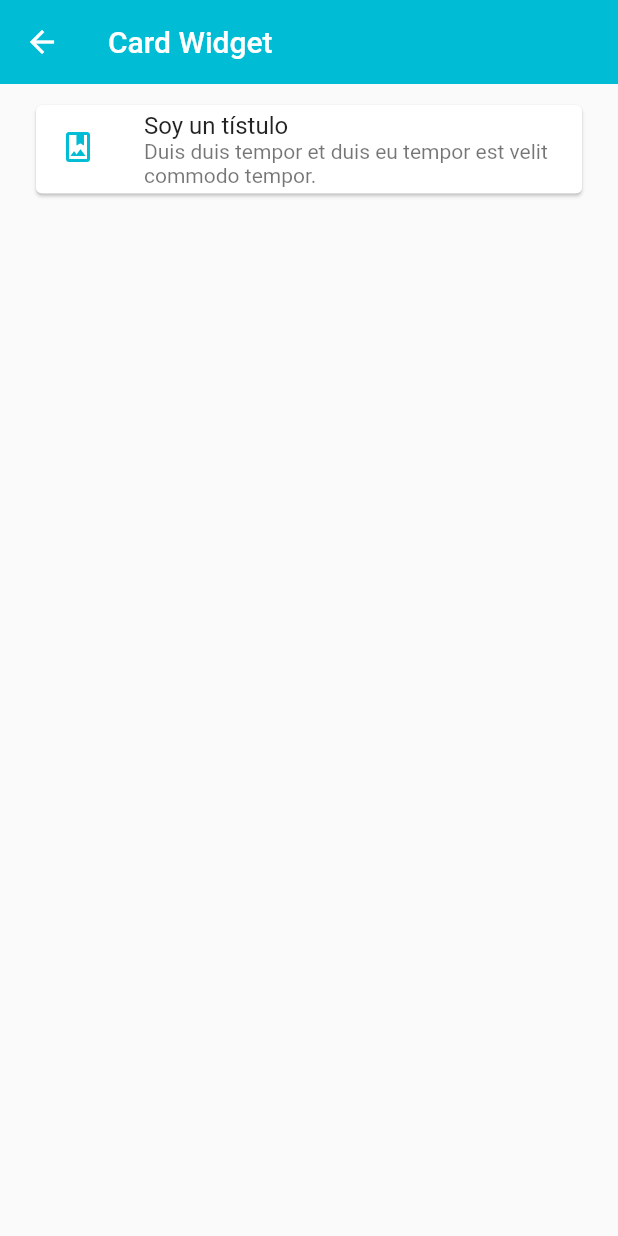
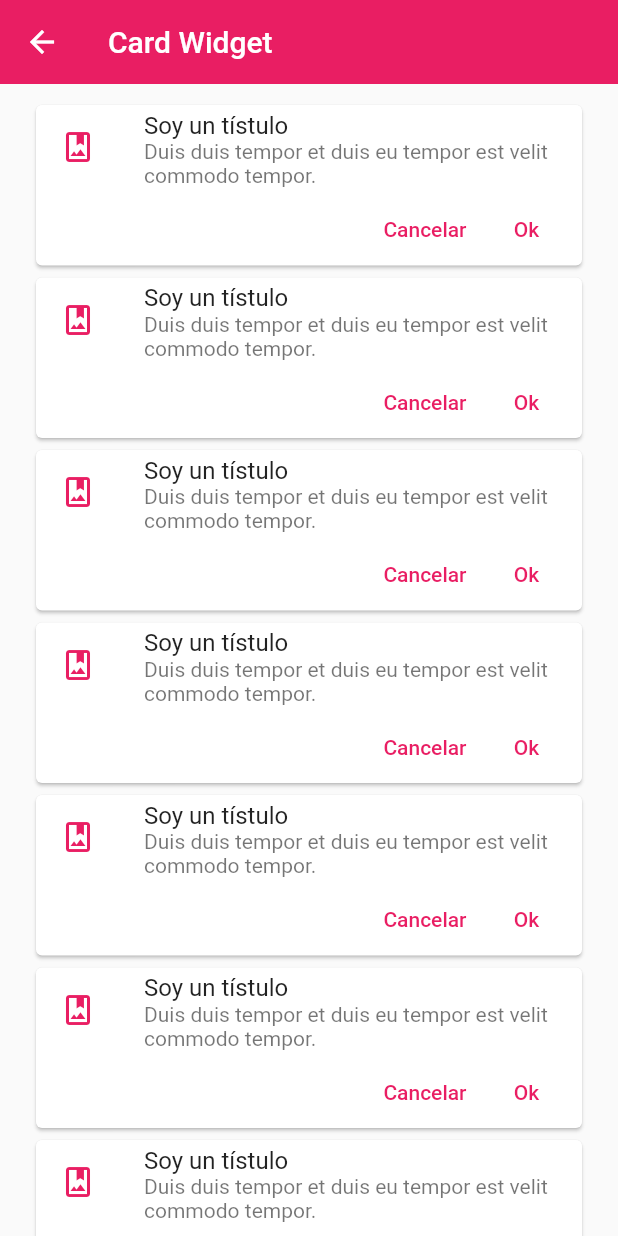
Before and after one commit to Gricardov/FlComponents, a Flutter app: the CardScreen screen opened by its route, on a phone screen of 412 x 824 dp. Run offline on Flutter 3.47's test engine with Material 2 defaults, Android fonts, the phone set to English and light mode, and no system bars.

Commit message:
custom card with basic row buttons

```diff
--- a/lib/screens/card_screen.dart
+++ b/lib/screens/card_screen.dart
@@ -1,5 +1,5 @@
-import 'package:fl_components/theme/app_theme.dart';
 import 'package:flutter/material.dart';
+import 'package:fl_components/widgets/widgets.dart';
 
 class CardScreen extends StatelessWidget {
   const CardScreen({Key? key}) : super(key: key);
@@ -11,20 +11,20 @@ class CardScreen extends StatelessWidget {
           title: const Text('Card Widget'),
         ),
         body: ListView(
-          padding: EdgeInsets.symmetric(horizontal: 20, vertical: 10), // Puede ser .all si todos van a ser iguales
-          children: [
-            Card(
-                child: Column(
-              children: const [
-                ListTile(
-                    leading: Icon(
-                      Icons.photo_album_outlined,
-                      color: AppTheme.primary,
-                    ),
-                    title: Text('Soy un tístulo'),
-                    subtitle: Text('Duis duis tempor et duis eu tempor est velit commodo tempor.'),),
-              ],
-            ))
+          padding: const EdgeInsets.symmetric(horizontal: 20, vertical: 10), // Puede ser .all si todos van a ser iguales
+          children: const [
+            CustomCard1(),
+            CustomCard1(),
+            CustomCard1(),
+            CustomCard1(),
+            CustomCard1(),
+            CustomCard1(),
+            CustomCard1(),
+            CustomCard1(),
+            CustomCard1(),
+            CustomCard1(),
+            CustomCard1(),
+            CustomCard1()
           ],
         ));
   }
--- a/lib/theme/app_theme.dart
+++ b/lib/theme/app_theme.dart
@@ -1,16 +1,18 @@
 import 'package:flutter/material.dart';
 
 class AppTheme {
-
-  static const Color primary = Colors.cyan;
+  static const Color primary = Colors.pink;
 
   static final ThemeData lightTheme = ThemeData.light().copyWith(
       // Color primmario
       primaryColor: Colors.red,
 
       // Appbar Theme
-        appBarTheme: const AppBarTheme(color: primary, elevation: 0)
-        );
+      appBarTheme: const AppBarTheme(color: primary, elevation: 0),
+
+      // TextButton Theme
+      textButtonTheme:
+          TextButtonThemeData(style: TextButton.styleFrom(primary: primary)));
 
   static final ThemeData darkTheme = ThemeData.dark().copyWith(
       // Color primmario
@@ -18,7 +20,5 @@ class AppTheme {
 
       // Appbar Theme
       appBarTheme: const AppBarTheme(color: primary, elevation: 0),
-
-        scaffoldBackgroundColor: Colors.black
-        );
+      scaffoldBackgroundColor: Colors.black);
 }
--- /dev/null
+++ b/lib/widgets/custom_card_1.dart
@@ -0,0 +1,36 @@
+import 'package:fl_components/theme/app_theme.dart';
+import 'package:flutter/material.dart';
+
+class CustomCard1 extends StatelessWidget {
+  const CustomCard1({
+    Key? key,
+  }) : super(key: key);
+
+  @override
+  Widget build(BuildContext context) {
+    return Card(
+        child: Column(
+      children: [
+        const ListTile(
+          leading: Icon(
+            Icons.photo_album_outlined,
+            color: AppTheme.primary,
+          ),
+          title: Text('Soy un tístulo'),
+          subtitle: Text(
+              'Duis duis tempor et duis eu tempor est velit commodo tempor.'),
+        ),
+        Padding(
+          padding: const EdgeInsets.only(right: 5),
+          child: Row(
+            mainAxisAlignment: MainAxisAlignment.end,
+            children: [
+              TextButton(onPressed: () {}, child: const Text('Cancelar')),
+              TextButton(onPressed: () {}, child: const Text('Ok'))
+            ],
+          ),
+        )
+      ],
+    ));
+  }
+}
--- /dev/null
+++ b/lib/widgets/widgets.dart
@@ -0,0 +1 @@
+export 'package:fl_components/widgets/custom_card_1.dart';
```
Lines whose indentation alone changed are shown as unchanged.
